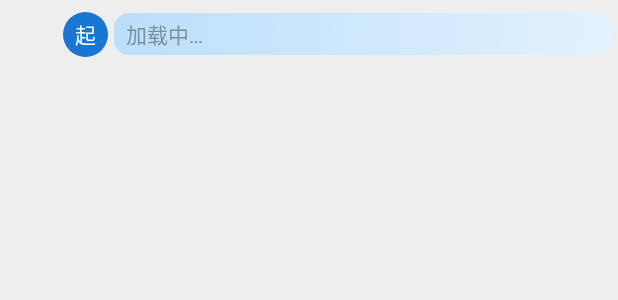
After one commit to 631250005/ZhuHaiBus, an Android app: the layout item_header_bus_detail.xml on its own in the app's theme, with its tools: preview values and no code run, on a phone screen of 412 x 824 dp. The commit adds this screen. Shown: the top 300 px of the screen. Run offline under Robolectric (Android 15) with nearby library versions, the light colour scheme and no system bars.

Commit message:
add price and time add add in bus detail view

```diff
--- /dev/null
+++ b/app/src/main/res/drawable/bg_bus_detail_tip.xml
@@ -0,0 +1,10 @@
+<shape xmlns:android="http://schemas.android.com/apk/res/android"
+    android:shape="rectangle">
+    <gradient
+        android:angle="135"
+        android:endColor="@color/blue_100"
+        android:startColor="@color/blue_50"
+        android:type="linear" />
+    <corners
+        android:radius="10dp"/>
+</shape>
--- /dev/null
+++ b/app/src/main/res/drawable/bg_circle_primary_dark.xml
@@ -0,0 +1,5 @@
+<?xml version="1.0" encoding="utf-8"?>
+<shape xmlns:android="http://schemas.android.com/apk/res/android"
+    android:shape="oval">
+    <solid android:color="@color/colorPrimaryDark" />
+</shape>
--- /dev/null
+++ b/app/src/main/res/layout/item_header_bus_detail.xml
@@ -0,0 +1,37 @@
+<?xml version="1.0" encoding="utf-8"?>
+<layout xmlns:android="http://schemas.android.com/apk/res/android">
+
+    <LinearLayout
+        android:layout_width="match_parent"
+        android:layout_height="wrap_content"
+        android:orientation="horizontal">
+
+        <TextView
+            android:layout_width="30dp"
+            android:layout_height="30dp"
+            android:layout_marginLeft="42dp"
+            android:layout_marginTop="8dp"
+            android:background="@drawable/bg_circle_primary_dark"
+            android:gravity="center"
+            android:text="@string/begin"
+            android:textColor="@android:color/white" />
+
+        <TextView
+            android:id="@+id/tip"
+            android:layout_width="0dp"
+            android:layout_height="28dp"
+            android:layout_marginLeft="4dp"
+            android:layout_marginRight="4dp"
+            android:layout_marginTop="8dp"
+            android:layout_weight="1"
+            android:background="@drawable/bg_bus_detail_tip"
+            android:ellipsize="end"
+            android:gravity="center_vertical"
+            android:maxLines="1"
+            android:paddingLeft="8dp"
+            android:singleLine="true"
+            android:text="@string/loading"
+            android:textColor="@color/blue_gray_400" />
+
+    </LinearLayout>
+</layout>
--- a/app/src/main/res/layout/item_list_bus_detail.xml
+++ b/app/src/main/res/layout/item_list_bus_detail.xml
@@ -22,7 +22,7 @@
             app:srcCompat="@drawable/ic_bus_fill_indigo_700_24dp" />
 
         <View
-            android:layout_width="8dp"
+            android:layout_width="4dp"
             android:layout_height="match_parent"
             android:layout_marginLeft="@dimen/activity_horizontal_margin"
             android:layout_marginRight="@dimen/activity_horizontal_margin"
@@ -76,7 +76,7 @@
             app:srcCompat="@drawable/ic_bus_fill_indigo_700_24dp" />
 
         <View
-            android:layout_width="8dp"
+            android:layout_width="4dp"
             android:layout_height="match_parent"
             android:layout_marginLeft="@dimen/activity_horizontal_margin"
             android:layout_marginRight="@dimen/activity_horizontal_margin"
--- a/app/src/main/res/values/strings.xml
+++ b/app/src/main/res/values/strings.xml
@@ -13,6 +13,8 @@
     <string name="confirm">确定</string>
     <string name="delete">删除</string>
     <string name="loading">加载中…</string>
+    <string name="begin">起</string>
+    <string name="end">终</string>
     <string name="share_app">分享给好友</string>
     <string name="scan_and_download">扫码下载</string>
 
```
Also changed, not shown: app/src/main/java/com/scrat/zhuhaibus/module/bus/detail/BusDetailActivity.java (+37 -18 lines), app/src/main/java/com/scrat/zhuhaibus/module/bus/detail/BusDetailPresenter.java (+6 -8 lines), app/src/main/java/com/scrat/zhuhaibus/module/bus/list/BusListFragment.java (+2 -12 lines), app/src/main/res/layout/item_footer_bus_detail.xml (added, +28 -0 lines).
